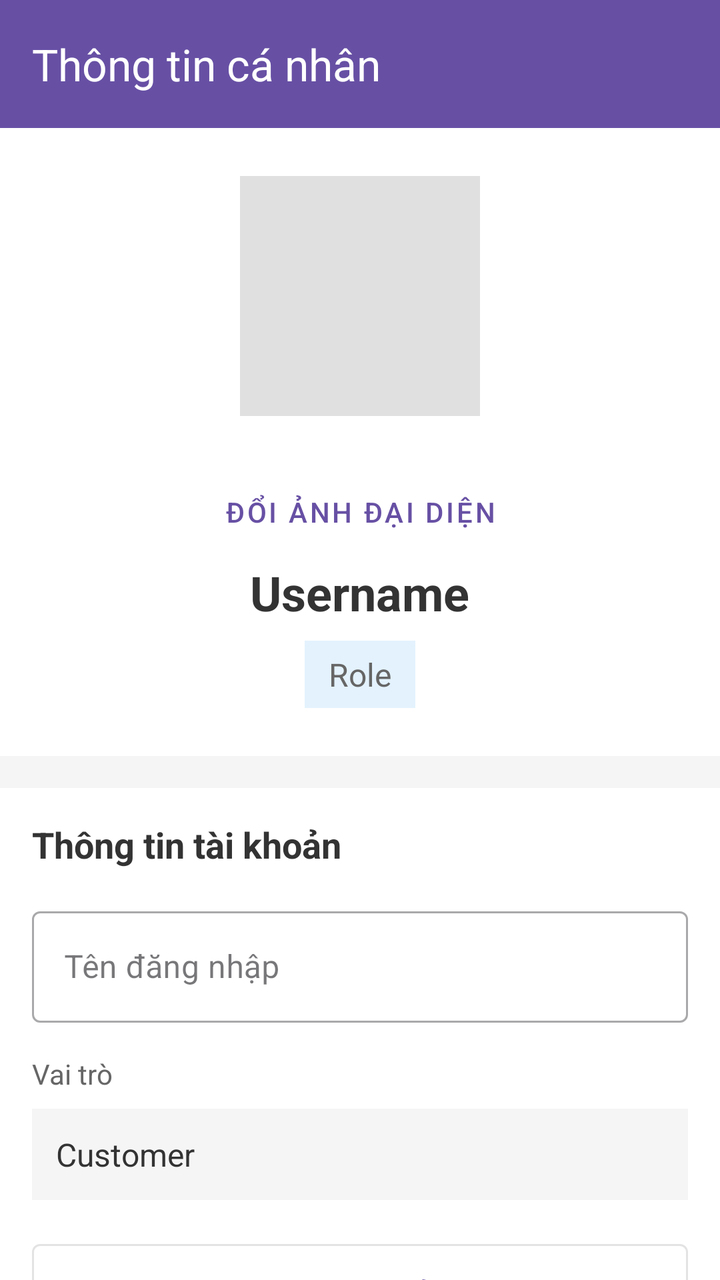
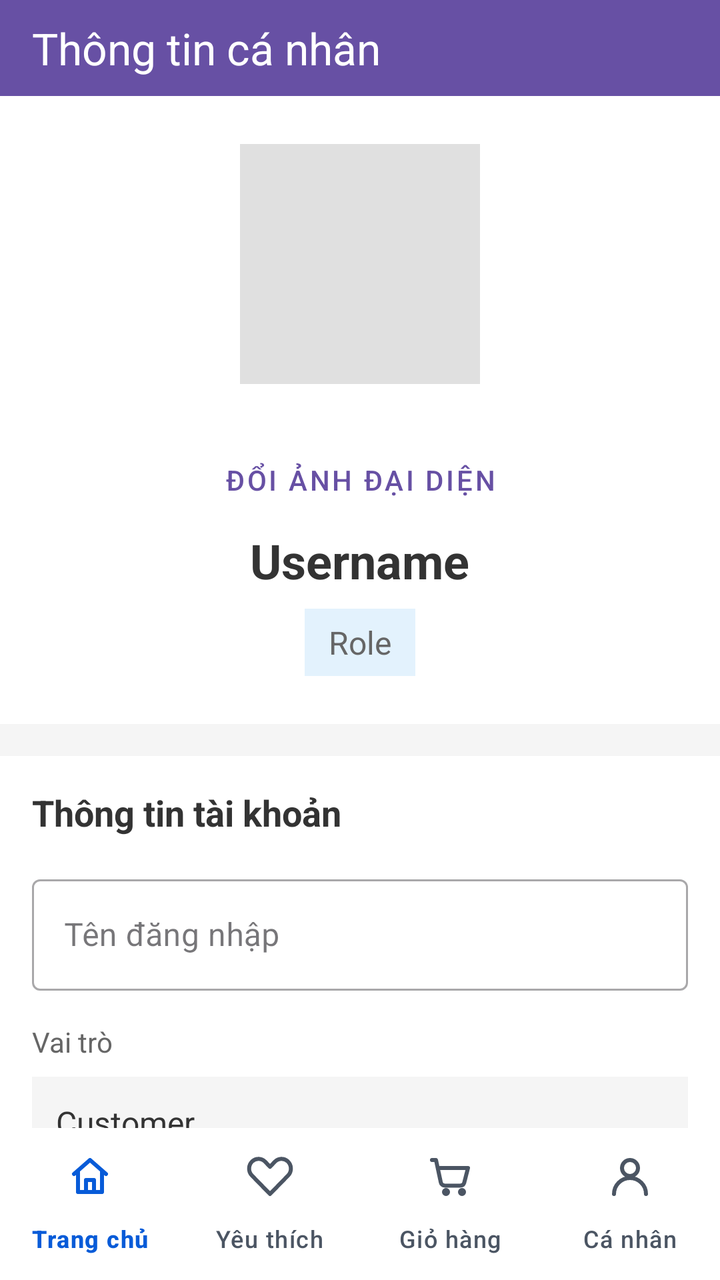

Two renders of the same Android screen: before a commit and after it. Below are the layout's source before the change and the commit's diff.
<!-- AndroidManifest.xml: application theme Theme.BookStore -->
<!-- res/layout/activity_profile.xml -->
<?xml version="1.0" encoding="utf-8"?>
<androidx.core.widget.NestedScrollView xmlns:android="http://schemas.android.com/apk/res/android"
    xmlns:app="http://schemas.android.com/apk/res-auto"
    xmlns:tools="http://schemas.android.com/tools"
    android:layout_width="match_parent"
    android:layout_height="match_parent"
    android:background="#F5F5F5">

    <LinearLayout
        android:layout_width="match_parent"
        android:layout_height="wrap_content"
        android:orientation="vertical">

        <com.google.android.material.appbar.AppBarLayout
            android:layout_width="match_parent"
            android:layout_height="wrap_content"
            android:theme="@style/ThemeOverlay.AppCompat.Dark.ActionBar">

            <androidx.appcompat.widget.Toolbar
                android:id="@+id/toolbar"
                android:layout_width="match_parent"
                android:layout_height="?attr/actionBarSize"
                android:background="?attr/colorPrimary"
                android:theme="@style/ThemeOverlay.AppCompat.Dark.ActionBar"
                app:title="Thông tin cá nhân"
                app:titleTextColor="#FFFFFF" />

        </com.google.android.material.appbar.AppBarLayout>

        <LinearLayout
            android:layout_width="match_parent"
            android:layout_height="wrap_content"
            android:orientation="vertical"
            android:padding="24dp"
            android:gravity="center"
            android:background="#FFFFFF"
            android:layout_marginBottom="16dp">

            <ImageView
                android:id="@+id/imgAvatar"
                android:layout_width="120dp"
                android:layout_height="120dp"
                android:scaleType="centerCrop"
                android:background="#E0E0E0"
                android:contentDescription="Avatar"
                android:layout_marginBottom="16dp"
                android:clickable="true"
                android:focusable="true" />

            <Button
                android:id="@+id/btnChangeAvatar"
                android:layout_width="wrap_content"
                android:layout_height="wrap_content"
                android:text="Đổi ảnh đại diện"
                android:textSize="14sp"
                android:paddingStart="16dp"
                android:paddingEnd="16dp"
                android:paddingTop="8dp"
                android:paddingBottom="8dp"
                style="@style/Widget.MaterialComponents.Button.TextButton"
                android:layout_marginTop="8dp" />

            <TextView
                android:id="@+id/tvUsername"
                android:layout_width="wrap_content"
                android:layout_height="wrap_content"
                android:text="Username"
                android:textSize="24sp"
                android:textStyle="bold"
                android:textColor="#333"
                android:layout_marginBottom="8dp" />

            <TextView
                android:id="@+id/tvRole"
                android:layout_width="wrap_content"
                android:layout_height="wrap_content"
                android:text="Role"
                android:textSize="16sp"
                android:textColor="#666"
                android:background="#E3F2FD"
                android:paddingStart="12dp"
                android:paddingEnd="12dp"
                android:paddingTop="6dp"
                android:paddingBottom="6dp" />

        </LinearLayout>

        <LinearLayout
            android:layout_width="match_parent"
            android:layout_height="wrap_content"
            android:orientation="vertical"
            android:padding="16dp"
            android:background="#FFFFFF">

            <TextView
                android:layout_width="wrap_content"
                android:layout_height="wrap_content"
                android:text="Thông tin tài khoản"
                android:textSize="18sp"
                android:textStyle="bold"
                android:textColor="#333"
                android:layout_marginBottom="16dp" />

            <com.google.android.material.textfield.TextInputLayout
                android:layout_width="match_parent"
                android:layout_height="wrap_content"
                android:hint="Tên đăng nhập"
                android:layout_marginBottom="16dp"
                style="@style/Widget.MaterialComponents.TextInputLayout.OutlinedBox">

                <com.google.android.material.textfield.TextInputEditText
                    android:id="@+id/edtUsername"
                    android:layout_width="match_parent"
                    android:layout_height="wrap_content"
                    android:inputType="text"
                    android:enabled="false" />
            </com.google.android.material.textfield.TextInputLayout>

            <TextView
                android:layout_width="wrap_content"
                android:layout_height="wrap_content"
                android:text="Vai trò"
                android:textSize="14sp"
                android:textColor="#666"
                android:layout_marginBottom="8dp" />

            <TextView
                android:id="@+id/tvRoleDetail"
                android:layout_width="match_parent"
                android:layout_height="wrap_content"
                android:text="Customer"
                android:textSize="16sp"
                android:textColor="#333"
                android:padding="12dp"
                android:background="#F5F5F5"
                android:layout_marginBottom="16dp" />

            <Button
                android:id="@+id/btnOrders"
                android:layout_width="match_parent"
                android:layout_height="wrap_content"
                android:text="Đơn hàng của tôi"
                android:textSize="16sp"
                android:padding="16dp"
                android:layout_marginBottom="12dp"
                style="@style/Widget.MaterialComponents.Button.OutlinedButton" />

            <Button
                android:id="@+id/btnLogout"
                android:layout_width="match_parent"
                android:layout_height="wrap_content"
                android:text="Đăng xuất"
                android:textSize="16sp"
                android:padding="16dp"
                style="@style/Widget.MaterialComponents.Button.OutlinedButton" />

            <ProgressBar
                android:id="@+id/progressBar"
                android:layout_width="wrap_content"
                android:layout_height="wrap_content"
                android:layout_gravity="center"
                android:layout_marginTop="16dp"
                android:visibility="gone" />

        </LinearLayout>

    </LinearLayout>

</androidx.core.widget.NestedScrollView>
<!-- resources referenced by this layout -->
<resources>
  <style name="Theme.BookStore" parent="Base.Theme.BookStore" />
  <style name="Base.Theme.BookStore" parent="Theme.Material3.DayNight.NoActionBar">
          
          
      </style>
</resources>

<!-- the commit's change to res/layout/activity_profile.xml (unified diff, before → after) -->
@@ -1,10 +1,16 @@
 <?xml version="1.0" encoding="utf-8"?>
-<androidx.core.widget.NestedScrollView xmlns:android="http://schemas.android.com/apk/res/android"
+<androidx.coordinatorlayout.widget.CoordinatorLayout xmlns:android="http://schemas.android.com/apk/res/android"
     xmlns:app="http://schemas.android.com/apk/res-auto"
     xmlns:tools="http://schemas.android.com/tools"
     android:layout_width="match_parent"
     android:layout_height="match_parent"
     android:background="#F5F5F5">
+
+    <androidx.core.widget.NestedScrollView
+        android:layout_width="match_parent"
+        android:layout_height="match_parent"
+        android:clipToPadding="false"
+        android:paddingBottom="88dp">
 
     <LinearLayout
         android:layout_width="match_parent"
@@ -19,7 +25,7 @@
             <androidx.appcompat.widget.Toolbar
                 android:id="@+id/toolbar"
                 android:layout_width="match_parent"
-                android:layout_height="?attr/actionBarSize"
+                android:layout_height="48dp"
                 android:background="?attr/colorPrimary"
                 android:theme="@style/ThemeOverlay.AppCompat.Dark.ActionBar"
                 app:title="Thông tin cá nhân"
@@ -166,4 +172,17 @@
 
     </LinearLayout>
 
-</androidx.core.widget.NestedScrollView>
+    </androidx.core.widget.NestedScrollView>
+
+    <com.google.android.material.bottomnavigation.BottomNavigationView
+        android:id="@+id/bottomNavigation"
+        android:layout_width="match_parent"
+        android:layout_height="76dp"
+        android:layout_gravity="bottom"
+        android:background="#FFFFFF"
+        app:itemIconTint="@color/bottom_nav_selector"
+        app:itemTextColor="@color/bottom_nav_selector"
+        app:labelVisibilityMode="labeled"
+        app:menu="@menu/menu_bottom_nav" />
+
+</androidx.coordinatorlayout.widget.CoordinatorLayout>
